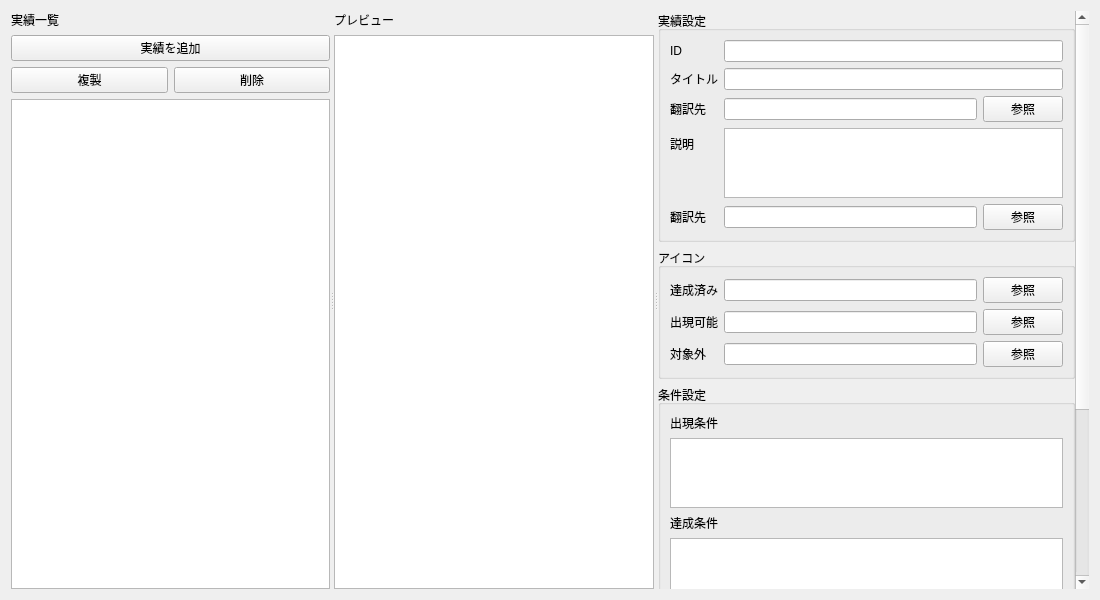
This is plugins/hoi4/achievement/achievement_editor.ui in Ikumyon/PDX-Mod-Studio as Qt 5 draws it before an edit. The edited form follows.
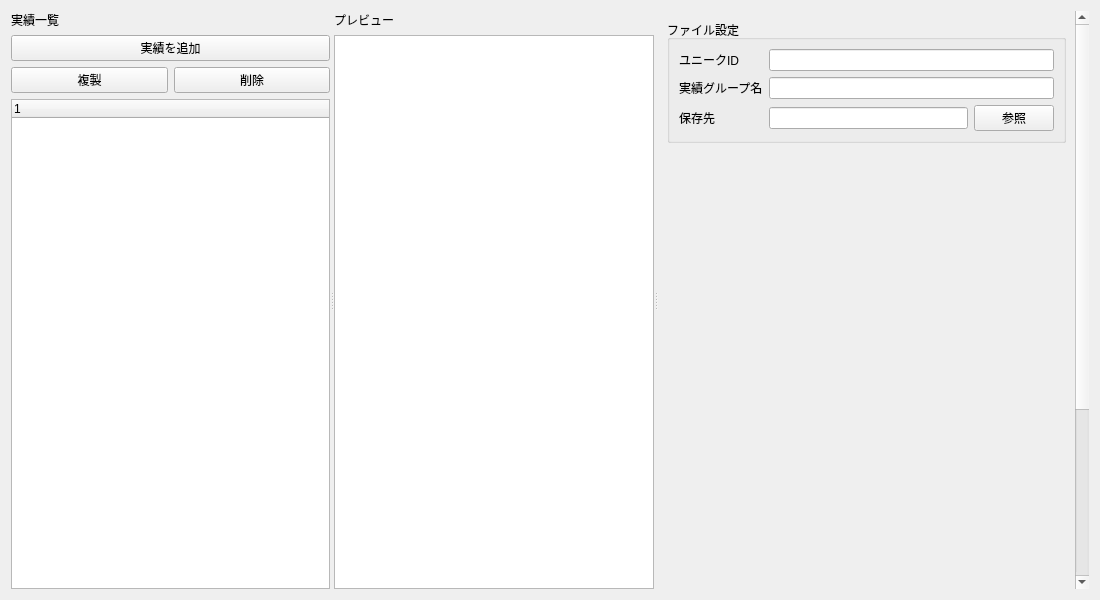
This is the edited form.

Commit message: 実績プレビューを実装

The edit to the form file:
```diff
--- a/plugins/hoi4/achievement/achievement_editor.ui
+++ b/plugins/hoi4/achievement/achievement_editor.ui
@@ -54,7 +54,13 @@
         </layout>
        </item>
        <item>
-        <widget class="QListWidget" name="achievementList"/>
+        <widget class="QTreeWidget" name="achievementTree">
+         <column>
+          <property name="text">
+           <string notr="true">1</string>
+          </property>
+         </column>
+        </widget>
        </item>
       </layout>
      </widget>
@@ -86,6 +92,14 @@
        <enum>Qt::ScrollBarAsNeeded</enum>
       </property>
       <widget class="QWidget" name="editorScrollContent">
+       <property name="geometry">
+        <rect>
+         <x>0</x>
+         <y>0</y>
+         <width>455</width>
+         <height>789</height>
+        </rect>
+       </property>
        <layout class="QVBoxLayout" name="editorLayout">
         <property name="leftMargin">
          <number>0</number>
@@ -100,6 +114,95 @@
          <number>0</number>
         </property>
         <item>
+         <widget class="QStackedWidget" name="stackedEditor">
+          <property name="currentIndex">
+           <number>0</number>
+          </property>
+          <widget class="QWidget" name="pageFileSettings">
+           <layout class="QVBoxLayout" name="fileSettingsLayout">
+            <item>
+             <widget class="QGroupBox" name="fileGroup">
+              <property name="title">
+               <string>ファイル設定</string>
+              </property>
+              <layout class="QFormLayout" name="fileFormLayout">
+               <item row="0" column="0">
+                <widget class="QLabel" name="fileUniqueIdLabel">
+                 <property name="text">
+                  <string>ユニークID</string>
+                 </property>
+                </widget>
+               </item>
+               <item row="0" column="1">
+                <widget class="QLineEdit" name="fileUniqueIdEdit"/>
+               </item>
+               <item row="2" column="0">
+                <widget class="QLabel" name="fileLocPathLabel">
+                 <property name="text">
+                  <string>保存先</string>
+                 </property>
+                </widget>
+               </item>
+               <item row="2" column="1">
+                <layout class="QHBoxLayout" name="fileLocLayout">
+                 <item>
+                  <widget class="QLineEdit" name="fileLocPathEdit"/>
+                 </item>
+                 <item>
+                  <widget class="QPushButton" name="fileLocPathBrowseButton">
+                   <property name="text">
+                    <string>参照</string>
+                   </property>
+                  </widget>
+                 </item>
+                </layout>
+               </item>
+               <item row="1" column="0">
+                <widget class="QLabel" name="fileGroupNameLabel">
+                 <property name="text">
+                  <string>実績グループ名</string>
+                 </property>
+                </widget>
+               </item>
+               <item row="1" column="1">
+                <widget class="QLineEdit" name="fileGroupNameEdit"/>
+               </item>
+              </layout>
+             </widget>
+            </item>
+            <item>
+             <spacer name="fileBottomSpacer">
+              <property name="orientation">
+               <enum>Qt::Orientation::Vertical</enum>
+              </property>
+              <property name="sizeHint" stdset="0">
+               <size>
+                <width>20</width>
+                <height>40</height>
+               </size>
+              </property>
+             </spacer>
+            </item>
+           </layout>
+          </widget>
+          <widget class="QWidget" name="pageAchievementSettings">
+           <layout class="QVBoxLayout" name="achievementPageLayout">
+            <property name="spacing">
+             <number>6</number>
+            </property>
+            <property name="leftMargin">
+             <number>0</number>
+            </property>
+            <property name="topMargin">
+             <number>0</number>
+            </property>
+            <property name="rightMargin">
+             <number>0</number>
+            </property>
+            <property name="bottomMargin">
+             <number>0</number>
+            </property>
+            <item>
          <widget class="QGroupBox" name="achievementGroup">
           <property name="title">
            <string>実績設定</string>
@@ -571,7 +674,7 @@
          </widget>
         </item>
         <item>
-         <spacer name="editorBottomSpacer">
+             <spacer name="achievementBottomSpacer">
           <property name="orientation">
            <enum>Qt::Orientation::Vertical</enum>
           </property>
@@ -582,6 +685,10 @@
            </size>
           </property>
          </spacer>
+            </item>
+           </layout>
+          </widget>
+         </widget>
         </item>
        </layout>
       </widget>
```
Left out of the diff: 12 changed lines with no effect on the pictures. Lines whose indentation alone changed are shown as unchanged. The commit also changes 17 other files.
